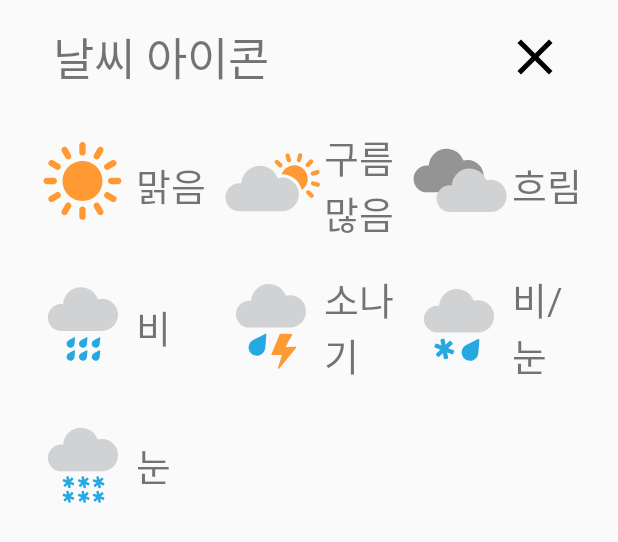
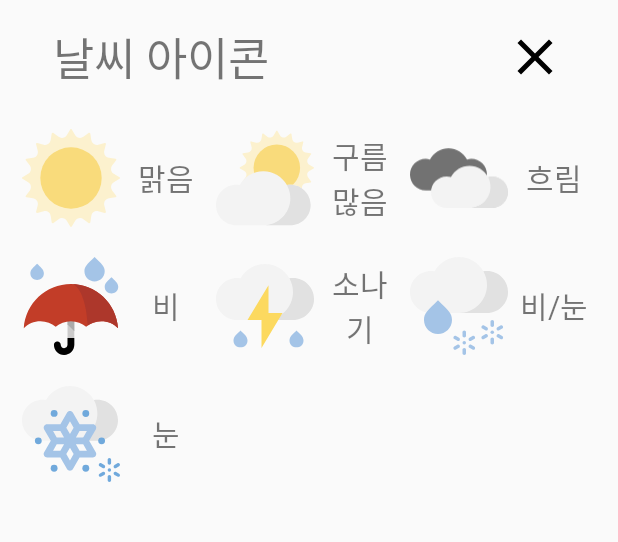
Before and after one commit to jsw4215/WeatherKok, an Android app: the layout dialog_weathericon_info.xml on its own in the app's theme, with its tools: preview values and no code run, on a phone screen of 412 x 824 dp. Shown: the top 542 px of the screen. Run offline under Robolectric (Android 15) with nearby library versions, the light colour scheme and no system bars.

Commit message:
goeun0904

```diff
--- /dev/null
+++ b/app/src/main/res/drawable/ic_gray.xml
@@ -0,0 +1,18 @@
+<vector xmlns:android="http://schemas.android.com/apk/res/android"
+    android:width="448dp"
+    android:height="273dp"
+    android:viewportWidth="448"
+    android:viewportHeight="273">
+  <path
+      android:pathData="M279.999,48.998C273.284,48.998 266.913,50.213 260.749,51.932C244.604,21.637 212.726,0.998 175.999,0.998C139.272,0.998 107.393,21.636 91.249,51.932C85.085,50.214 78.714,48.998 71.999,48.998C32.233,48.998 -0.001,81.232 -0.001,120.998C-0.001,160.764 32.233,192.998 71.999,192.998H279.999C319.765,192.998 351.999,160.764 351.999,120.998C351.999,81.232 319.765,48.998 279.999,48.998Z"
+      android:fillColor="#727272"/>
+  <path
+      android:pathData="M375.999,128.998C369.284,128.998 362.913,130.213 356.749,131.932C340.604,101.637 308.726,80.998 271.999,80.998C235.272,80.998 203.393,101.636 187.249,131.932C181.085,130.214 174.714,128.998 167.999,128.998C128.233,128.998 95.999,161.232 95.999,200.998C95.999,240.764 128.233,272.998 167.999,272.998H375.999C415.765,272.998 447.999,240.764 447.999,200.998C447.999,161.232 415.765,128.998 375.999,128.998Z"
+      android:fillColor="#F3F3F3"/>
+  <path
+      android:pathData="M372.571,128.998C368.182,128.998 363.904,129.432 359.721,130.119C359.644,129.986 359.54,129.87 359.46,129.737C367.766,143.702 372.572,159.811 372.572,177.018C372.572,230.026 327.553,272.998 272.022,272.998H372.572C414.23,272.998 448.001,240.763 448.001,200.998C448.001,161.233 414.229,128.998 372.571,128.998Z"
+      android:fillColor="#E1E1E1"/>
+  <path
+      android:pathData="M375.999,128.998C369.277,128.998 362.901,130.205 356.749,131.935C363.909,145.377 367.999,160.705 367.999,176.998C367.999,230.017 325.018,272.998 271.999,272.998H375.999C415.765,272.998 447.999,240.763 447.999,200.998C447.999,161.233 415.765,128.998 375.999,128.998Z"
+      android:fillColor="#E1E1E1"/>
+</vector>
--- /dev/null
+++ b/app/src/main/res/drawable/ic_rain1.xml
@@ -0,0 +1,21 @@
+<vector xmlns:android="http://schemas.android.com/apk/res/android"
+    android:width="448dp"
+    android:height="448dp"
+    android:viewportWidth="448"
+    android:viewportHeight="448">
+  <path
+      android:pathData="M351.999,79.986c-5.588,0 -11.031,0.578 -16.355,1.494c-21.918,-39.059 -63.668,-65.494 -111.645,-65.494S134.273,42.42 112.355,81.48c-5.324,-0.916 -10.767,-1.494 -16.355,-1.494c-53.019,0 -96,42.981 -96,96s42.981,96 96,96h256c53.019,0 96,-42.981 96,-96S405.019,79.986 351.999,79.986z"
+      android:fillColor="#F3F3F3"/>
+  <path
+      android:pathData="M351.999,79.986c-5.586,0 -11.031,0.578 -16.355,1.494c-0.098,-0.177 -0.23,-0.332 -0.332,-0.509c10.57,18.62 16.687,40.1 16.687,63.041c0,70.678 -57.297,127.974 -127.973,127.974h127.973c53.019,0 96,-42.981 96,-96S405.019,79.986 351.999,79.986z"
+      android:fillColor="#E1E1E1"/>
+  <path
+      android:pathData="M191.999,432.014c-1.672,0 -3.375,-0.266 -5.062,-0.828c-8.375,-2.797 -12.906,-11.859 -10.11,-20.242l32,-96c2.797,-8.375 11.782,-12.953 20.234,-10.117c8.375,2.797 12.906,11.859 10.11,20.242l-32,96C204.937,427.772 198.702,432.014 191.999,432.014z"
+      android:fillColor="#A4C4E7"/>
+  <path
+      android:pathData="M287.999,384.014c-1.672,0 -3.375,-0.266 -5.062,-0.828c-8.375,-2.797 -12.906,-11.859 -10.11,-20.242l16,-48c2.797,-8.375 11.782,-12.953 20.234,-10.117c8.375,2.797 12.906,11.859 10.11,20.242l-16,48C300.937,379.772 294.702,384.014 287.999,384.014z"
+      android:fillColor="#A4C4E7"/>
+  <path
+      android:pathData="M127.999,384.014c-1.672,0 -3.375,-0.266 -5.062,-0.828c-8.375,-2.797 -12.906,-11.859 -10.11,-20.242l16,-48c2.797,-8.375 11.797,-12.953 20.234,-10.117c8.375,2.797 12.906,11.859 10.11,20.242l-16,48C140.937,379.772 134.702,384.014 127.999,384.014z"
+      android:fillColor="#A4C4E7"/>
+</vector>
--- a/app/src/main/res/drawable/ic_shower.xml
+++ b/app/src/main/res/drawable/ic_shower.xml
@@ -4,18 +4,18 @@
     android:viewportWidth="448"
     android:viewportHeight="448">
   <path
-      android:pathData="M351.999,79.986c-5.588,0 -11.031,0.578 -16.355,1.494c-21.918,-39.059 -63.668,-65.494 -111.645,-65.494S134.273,42.42 112.355,81.48c-5.324,-0.916 -10.767,-1.494 -16.355,-1.494c-53.019,0 -96,42.981 -96,96s42.981,96 96,96h256c53.019,0 96,-42.981 96,-96S405.019,79.986 351.999,79.986z"
+      android:pathData="M352,96c-5.588,0 -11.031,0.578 -16.355,1.494C313.727,58.435 271.977,32 224,32s-89.726,26.434 -111.645,65.494C107.031,96.578 101.588,96 96,96c-53.019,0 -96,42.981 -96,96s42.981,96 96,96h256c53.019,0 96,-42.981 96,-96S405.02,96 352,96z"
       android:fillColor="#F3F3F3"/>
   <path
-      android:pathData="M351.999,79.986c-5.586,0 -11.031,0.578 -16.355,1.494c-0.098,-0.177 -0.23,-0.332 -0.332,-0.509c10.57,18.62 16.687,40.1 16.687,63.041c0,70.678 -57.297,127.974 -127.973,127.974h127.973c53.019,0 96,-42.981 96,-96S405.019,79.986 351.999,79.986z"
+      android:pathData="M352,96c-5.586,0 -11.031,0.578 -16.355,1.494c-0.098,-0.177 -0.23,-0.332 -0.332,-0.509c10.57,18.62 16.687,40.1 16.687,63.041C352,230.704 294.703,288 224.027,288H352c53.019,0 96,-42.981 96,-96S405.02,96 352,96z"
       android:fillColor="#E1E1E1"/>
   <path
-      android:pathData="M191.999,432.014c-1.672,0 -3.375,-0.266 -5.062,-0.828c-8.375,-2.797 -12.906,-11.859 -10.11,-20.242l32,-96c2.797,-8.375 11.782,-12.953 20.234,-10.117c8.375,2.797 12.906,11.859 10.11,20.242l-32,96C204.937,427.772 198.702,432.014 191.999,432.014z"
+      android:pathData="M112,336c-13.808,13.808 -32,26.832 -32,45.248c0,42.288 64,42.336 64,0C144,362.832 125.808,349.808 112,336z"
       android:fillColor="#A4C4E7"/>
   <path
-      android:pathData="M287.999,384.014c-1.672,0 -3.375,-0.266 -5.062,-0.828c-8.375,-2.797 -12.906,-11.859 -10.11,-20.242l16,-48c2.797,-8.375 11.782,-12.953 20.234,-10.117c8.375,2.797 12.906,11.859 10.11,20.242l-16,48C300.937,379.772 294.702,384.014 287.999,384.014z"
+      android:pathData="M368.014,336c-13.808,13.808 -32,26.832 -32,45.248c0,42.288 64,42.336 64,0C400.014,362.832 381.822,349.808 368.014,336z"
       android:fillColor="#A4C4E7"/>
   <path
-      android:pathData="M127.999,384.014c-1.672,0 -3.375,-0.266 -5.062,-0.828c-8.375,-2.797 -12.906,-11.859 -10.11,-20.242l16,-48c2.797,-8.375 11.797,-12.953 20.234,-10.117c8.375,2.797 12.906,11.859 10.11,20.242l-16,48C140.937,379.772 134.702,384.014 127.999,384.014z"
-      android:fillColor="#A4C4E7"/>
+      android:pathData="M240.001,128.672l-96,159.328l64,0l0,128l96,-160l-64,0z"
+      android:fillColor="#FCD95F"/>
 </vector>
--- a/app/src/main/res/drawable/ic_snow.xml
+++ b/app/src/main/res/drawable/ic_snow.xml
@@ -1,27 +1,54 @@
 <vector xmlns:android="http://schemas.android.com/apk/res/android"
-    android:width="509.566dp"
-    android:height="509.566dp"
-    android:viewportWidth="509.566"
-    android:viewportHeight="509.566">
+    android:width="457.522dp"
+    android:height="457.522dp"
+    android:viewportWidth="457.522"
+    android:viewportHeight="457.522">
   <path
-      android:pathData="M383.858,254.78l50.687,-87.782c2.859,-4.953 2.859,-11.047 0,-16s-8.141,-8 -13.859,-8H319.327l-50.672,-87.774c-5.718,-9.906 -22,-9.906 -27.718,0l-50.672,87.774H88.905c-5.718,0 -11,3.047 -13.859,8s-2.859,11.047 0,16l50.687,87.782l-50.687,87.774c-2.859,4.953 -2.859,11.047 0,16s8.141,8 13.859,8h101.359l50.672,87.774c2.859,4.953 8.141,8 13.859,8c5.718,0 11,-3.047 13.859,-8l50.672,-87.774h101.359c5.718,0 11,-3.047 13.859,-8s2.859,-11.047 0,-16L383.858,254.78zM356.139,238.795h-73.633l36.828,-63.797h73.633L356.139,238.795zM254.796,95.224l36.82,63.774l-36.82,63.786l-36.82,-63.786L254.796,95.224zM116.624,174.998h73.633l36.824,63.793l-73.637,-0.01L116.624,174.998zM153.444,270.78l73.637,0.01l-36.82,63.762h-73.637L153.444,270.78zM254.796,414.326l-36.82,-63.773l36.82,-63.758l36.82,63.758L254.796,414.326zM319.33,334.552l-36.817,-63.758h73.645l36.809,63.758H319.33z"
+      android:pathData="M407.931,396.701m-8,0a8,8 0,1 1,16 0a8,8 0,1 1,-16 0"
+      android:fillColor="#70A9DC"/>
+  <path
+      android:pathData="M407.938,340.705c-4.418,0 -8,3.581 -8,8v16c0,4.418 3.582,8 8,8s8,-3.582 8,-8v-16C415.938,344.285 412.356,340.705 407.938,340.705z"
+      android:fillColor="#70A9DC"/>
+  <path
+      android:pathData="M407.938,420.705c-4.418,0 -8,3.581 -8,7.999v16.001c0,4.418 3.582,8 8,8s8,-3.582 8,-8v-16.001C415.938,424.285 412.356,420.705 407.938,420.705z"
+      android:fillColor="#70A9DC"/>
+  <path
+      android:pathData="M384.238,373.785l-13.855,-8c-3.828,-2.209 -8.718,-0.898 -10.93,2.928s-0.898,8.718 2.93,10.928l13.855,8c3.824,2.209 8.718,0.898 10.926,-2.928C389.375,380.886 388.062,375.993 384.238,373.785z"
+      android:fillColor="#70A9DC"/>
+  <path
+      android:pathData="M453.52,413.785l-13.855,-8c-3.828,-2.209 -8.718,-0.898 -10.93,2.928c-2.207,3.827 -0.898,8.72 2.93,10.929l13.855,8c3.828,2.209 8.718,0.898 10.93,-2.929C458.657,420.887 457.348,415.994 453.52,413.785z"
+      android:fillColor="#70A9DC"/>
+  <path
+      android:pathData="M376.211,405.785l-13.851,8c-3.828,2.209 -5.141,7.102 -2.93,10.928c2.211,3.827 7.102,5.138 10.93,2.929l13.851,-8c3.828,-2.209 5.141,-7.102 2.93,-10.928C384.93,404.887 380.039,403.577 376.211,405.785z"
+      android:fillColor="#70A9DC"/>
+  <path
+      android:pathData="M439.641,387.645l13.855,-8c3.824,-2.209 5.137,-7.102 2.93,-10.928c-2.211,-3.826 -7.106,-5.137 -10.93,-2.928l-13.855,8c-3.828,2.209 -5.137,7.102 -2.93,10.928C430.922,388.543 435.813,389.855 439.641,387.645z"
+      android:fillColor="#70A9DC"/>
+  <path
+      android:pathData="M352,68.817c-5.588,0 -11.031,0.578 -16.355,1.494C313.727,31.253 271.977,4.817 224,4.817s-89.726,26.434 -111.645,65.494c-5.324,-0.916 -10.767,-1.494 -16.355,-1.494c-53.019,0 -96,42.981 -96,96s42.981,96 96,96h256c53.019,0 96,-42.981 96,-96S405.02,68.817 352,68.817z"
+      android:fillColor="#F3F3F3"/>
+  <path
+      android:pathData="M352,68.817c-5.586,0 -11.031,0.578 -16.355,1.494c-0.098,-0.177 -0.23,-0.332 -0.332,-0.509c10.57,18.62 16.687,40.1 16.687,63.041c0,70.678 -57.297,127.974 -127.973,127.974H352c53.019,0 96,-42.981 96,-96S405.02,68.817 352,68.817z"
+      android:fillColor="#E1E1E1"/>
+  <path
+      android:pathData="M313.5,260.817l30.953,-53.578c2.859,-4.946 2.859,-11.047 0,-16s-8.141,-8 -13.859,-8h-61.875l-30.922,-53.586c-2.859,-4.946 -8.141,-8 -13.859,-8s-11,3.047 -13.859,8l-30.938,53.586h-61.875c-5.718,0 -11,3.047 -13.859,8s-2.859,11.054 0,16l30.938,53.578l-30.938,53.578c-2.859,4.946 -2.859,11.047 0,16s8.141,8 13.859,8h61.875l30.938,53.586c2.859,4.953 8.141,8 13.859,8s11,-3.054 13.859,-8l30.922,-53.586h61.875c5.718,0 11,-3.047 13.859,-8s2.859,-11.054 0,-16L313.5,260.817zM285.782,244.833h-34.133l17.078,-29.594h34.149L285.782,244.833zM223.938,169.653l17.07,29.586l-17.074,29.584l-17.082,-29.584L223.938,169.653zM179.133,215.24l17.086,29.588l-34.149,-0.008l-17.086,-29.58L179.133,215.24L179.133,215.24zM162.066,276.82l34.152,0.008l-17.082,29.568h-34.152L162.066,276.82zM223.938,351.981l-17.082,-29.584l17.078,-29.568l17.074,29.57L223.938,351.981zM268.726,306.396l-17.07,-29.562h34.145l17.074,29.562H268.726z"
       android:fillColor="#A4C4E7"/>
   <path
-      android:pathData="M139.881,55.679m-24.888,0a24.888,24.888 0,1 1,49.776 0a24.888,24.888 0,1 1,-49.776 0"
+      android:pathData="M150.011,132.805m-16,0a16,16 0,1 1,32 0a16,16 0,1 1,-32 0"
       android:fillColor="#70A9DC"/>
   <path
-      android:pathData="M0.005,254.759a24.879,24.879 0,1 0,49.758 0a24.879,24.879 0,1 0,-49.758 0z"
+      android:pathData="M60.111,260.847a16,16 0,1 0,32 0a16,16 0,1 0,-32 0z"
       android:fillColor="#70A9DC"/>
   <path
-      android:pathData="M114.942,453.874a24.879,24.879 0,1 0,49.758 0a24.879,24.879 0,1 0,-49.758 0z"
+      android:pathData="M134,388.822a16,16 0,1 0,32 0a16,16 0,1 0,-32 0z"
       android:fillColor="#70A9DC"/>
   <path
-      android:pathData="M369.729,453.887m-24.888,0a24.888,24.888 0,1 1,49.776 0a24.888,24.888 0,1 1,-49.776 0"
+      android:pathData="M297.819,388.853m-16,0a16,16 0,1 1,32 0a16,16 0,1 1,-32 0"
       android:fillColor="#70A9DC"/>
   <path
-      android:pathData="M459.803,254.815a24.879,24.879 0,1 0,49.758 0a24.879,24.879 0,1 0,-49.758 0z"
+      android:pathData="M355.736,260.854a16,16 0,1 0,32 0a16,16 0,1 0,-32 0z"
       android:fillColor="#70A9DC"/>
   <path
-      android:pathData="M344.919,55.705a24.879,24.879 0,1 0,49.758 0a24.879,24.879 0,1 0,-49.758 0z"
+      android:pathData="M281.852,132.83a16,16 0,1 0,32 0a16,16 0,1 0,-32 0z"
       android:fillColor="#70A9DC"/>
 </vector>
--- a/app/src/main/res/layout/dialog_weathericon_info.xml
+++ b/app/src/main/res/layout/dialog_weathericon_info.xml
@@ -17,7 +17,7 @@
             android:layout_marginLeft="20dp"
             android:layout_gravity="center_vertical"
             android:text="@string/weather_icon"
-            android:textSize="30sp"
+            android:textSize="30dp"
             android:fontFamily="@font/imcresoojin"/>
 
         <View
@@ -46,40 +46,46 @@
         android:orientation="horizontal"
         android:layout_margin="10dp">
         <ImageView
-            android:layout_width="70dp"
-            android:layout_height="70dp"
-            android:src="@drawable/sunny"/>
+            android:layout_width="65dp"
+            android:layout_height="65dp"
+            android:src="@drawable/ic_sun"/>
         <TextView
-            android:layout_width="50dp"
+            android:layout_width="55dp"
             android:layout_height="wrap_content"
             android:layout_gravity="center_vertical"
+            android:layout_marginLeft="3dp"
             android:text="@string/weather"
+            android:gravity="center"
             android:fontFamily="@font/cafe24ohsquareair"
-            android:textSize="25dp"/>
+            android:textSize="20dp"/>
         <ImageView
-            android:layout_width="70dp"
-            android:layout_height="70dp"
-            android:src="@drawable/cloudy"
+            android:layout_width="65dp"
+            android:layout_height="65dp"
+            android:src="@drawable/ic_cloudy"
             android:layout_marginLeft="5dp"/>
         <TextView
-            android:layout_width="50dp"
+            android:layout_width="55dp"
             android:layout_height="wrap_content"
             android:layout_gravity="center_vertical"
+            android:layout_marginLeft="3dp"
             android:text="@string/cloudy"
+            android:gravity="center"
             android:fontFamily="@font/cafe24ohsquareair"
-            android:textSize="25dp"/>
+            android:textSize="20dp"/>
         <ImageView
-            android:layout_width="70dp"
-            android:layout_height="70dp"
-            android:src="@drawable/gray"
+            android:layout_width="65dp"
+            android:layout_height="65dp"
+            android:src="@drawable/ic_gray"
             android:layout_marginLeft="5dp"/>
         <TextView
-            android:layout_width="50dp"
+            android:layout_width="55dp"
             android:layout_height="wrap_content"
             android:layout_gravity="center_vertical"
+            android:layout_marginLeft="3dp"
             android:text="@string/gray"
+            android:gravity="center"
             android:fontFamily="@font/cafe24ohsquareair"
-            android:textSize="25dp"/>
+            android:textSize="20dp"/>
         </LinearLayout>
 
     <LinearLayout
@@ -88,41 +94,46 @@
         android:orientation="horizontal"
         android:layout_margin="10dp">
         <ImageView
-            android:layout_width="70dp"
-            android:layout_height="70dp"
-            android:src="@drawable/rain"/>
+            android:layout_width="65dp"
+            android:layout_height="65dp"
+            android:src="@drawable/ic_rain"/>
         <TextView
-            android:layout_width="50dp"
+            android:layout_width="55dp"
             android:layout_height="wrap_content"
             android:layout_gravity="center_vertical"
+            android:layout_marginLeft="3dp"
             android:text="@string/rain"
+            android:gravity="center"
             android:fontFamily="@font/cafe24ohsquareair"
-            android:textSize="25dp"/>
+            android:textSize="20dp"/>
         <ImageView
-            android:layout_width="70dp"
-            android:layout_height="70dp"
-            android:src="@drawable/shower"
+            android:layout_width="65dp"
+            android:layout_height="65dp"
+            android:src="@drawable/ic_shower"
             android:layout_marginLeft="5dp"/>
         <TextView
-            android:layout_width="50dp"
+            android:layout_width="55dp"
             android:layout_height="wrap_content"
             android:layout_gravity="center_vertical"
+            android:layout_marginLeft="3dp"
             android:text="@string/shower"
+            android:gravity="center"
             android:fontFamily="@font/cafe24ohsquareair"
-            android:textSize="25dp"
-            android:autoSizeTextType="uniform" />
+            android:textSize="20dp" />
         <ImageView
-            android:layout_width="70dp"
-            android:layout_height="70dp"
-            android:src="@drawable/rain_snow"
+            android:layout_width="65dp"
+            android:layout_height="65dp"
+            android:src="@drawable/ic_rain_snow"
             android:layout_marginLeft="5dp"/>
         <TextView
-            android:layout_width="50dp"
+            android:layout_width="55dp"
             android:layout_height="wrap_content"
             android:layout_gravity="center_vertical"
+            android:layout_marginLeft="3dp"
             android:text="@string/rain_snow"
+            android:gravity="center"
             android:fontFamily="@font/cafe24ohsquareair"
-            android:textSize="25dp"/>
+            android:textSize="20dp"/>
     </LinearLayout>
 
     <LinearLayout
@@ -131,16 +142,18 @@
         android:orientation="horizontal"
         android:layout_margin="10dp">
         <ImageView
-            android:layout_width="70dp"
-            android:layout_height="70dp"
-            android:src="@drawable/snow"/>
+            android:layout_width="65dp"
+            android:layout_height="65dp"
+            android:src="@drawable/ic_snow"/>
         <TextView
-            android:layout_width="wrap_content"
+            android:layout_width="55dp"
             android:layout_height="wrap_content"
             android:layout_gravity="center_vertical"
+            android:layout_marginLeft="3dp"
             android:text="@string/snow"
+            android:gravity="center"
             android:fontFamily="@font/cafe24ohsquareair"
-            android:textSize="25dp"/>
+            android:textSize="20dp"/>
     </LinearLayout>
 
     </LinearLayout>
--- /dev/null
+++ b/app/src/main/res/menu/navi_menu.xml
@@ -0,0 +1,4 @@
+<?xml version="1.0" encoding="utf-8"?>
+<menu xmlns:android="http://schemas.android.com/apk/res/android">
+
+</menu>
```
Also changed, not shown: app/src/main/res/drawable/ic_rain_snow.xml (renamed from app/src/main/res/drawable/ic_snowing.xml).
